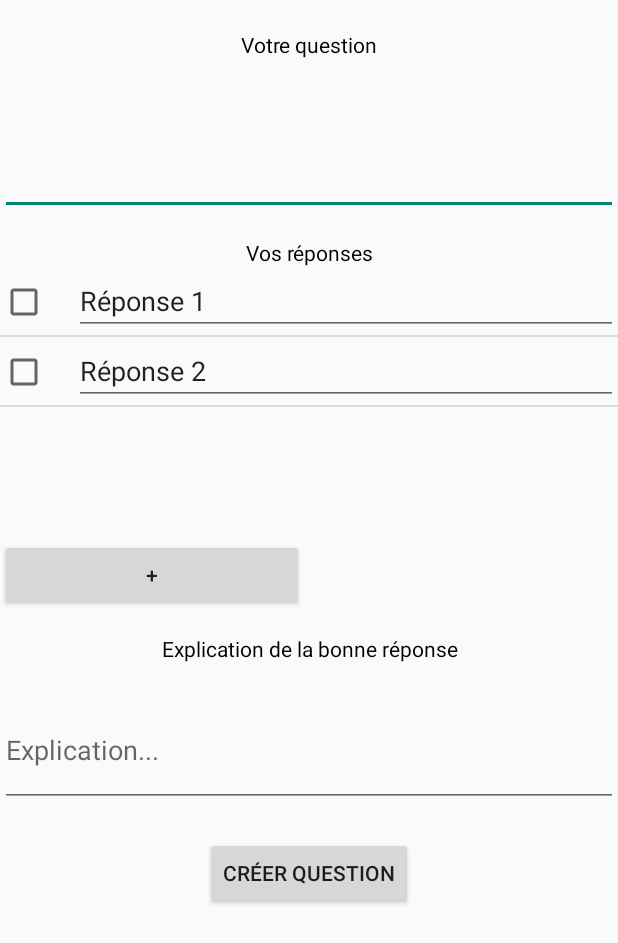
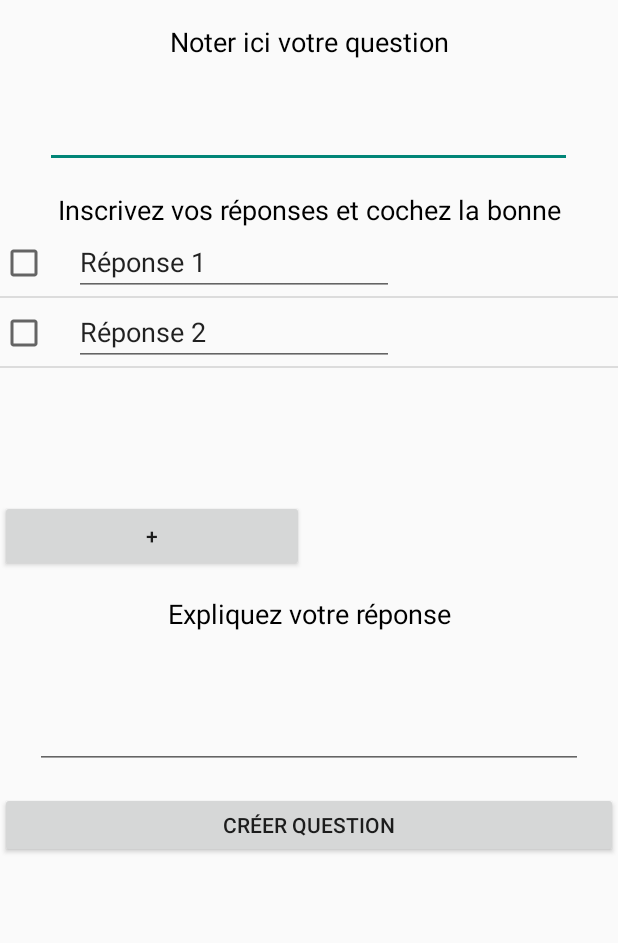
Before and after one commit to paretl/Top-Quizz, an Android app: the CreateQuestion screen opened directly, with no data from a screen before it, on a phone screen of 412 x 824 dp. Shown: the top 943 px of the screen. Run offline under Robolectric (Android 15) with nearby library versions, the phone set to English and light mode, and no system bars.

Commit message:
[LPT][sw_Question] Optimise code and view

```diff
--- a/app/src/main/res/layout/activity_create_question.xml
+++ b/app/src/main/res/layout/activity_create_question.xml
@@ -23,30 +23,31 @@
         android:layout_alignParentStart="true">
 
         <TextView
-            android:text="Votre question"
+            android:text="Noter ici votre question"
             android:layout_width="match_parent"
             android:layout_height="wrap_content"
             android:id="@+id/textView4"
             android:textAlignment="center"
-            android:textSize="14sp"
-            android:layout_marginTop="20dp"
+            android:textSize="18sp"
+            android:layout_marginTop="15dp"
             android:textColor="@android:color/background_dark" />
 
         <EditText
-            android:layout_width="match_parent"
-            android:layout_height="104dp"
-            android:inputType="textPersonName"
+            android:layout_width="351dp"
+            android:layout_height="72dp"
+            android:inputType="textMultiLine"
             android:ems="10"
             android:id="@+id/questionLabel"
-            android:selectAllOnFocus="false" />
+            android:selectAllOnFocus="false"
+            android:gravity="top|left" />
 
         <TextView
-            android:text="Vos réponses"
+            android:text="Inscrivez vos réponses et cochez la bonne"
             android:layout_width="match_parent"
             android:layout_height="wrap_content"
             android:id="@+id/textView5"
             android:textAlignment="center"
-            android:textSize="14sp"
+            android:textSize="18sp"
             android:layout_marginTop="15dp"
             android:textColor="@android:color/background_dark" />
 
@@ -57,7 +58,7 @@
             android:id="@+id/reponsesLayout">
 
             <ListView
-                android:layout_width="match_parent"
+                android:layout_width="wrap_content"
                 android:id="@+id/listView"
                 android:layout_height="181dp" />
 
@@ -86,44 +87,33 @@
 
         </LinearLayout>
 
-        <LinearLayout
-            android:orientation="vertical"
+        <TextView
+            android:text="Expliquez votre réponse"
             android:layout_width="match_parent"
-            android:layout_height="match_parent">
-
-            <TextView
-                android:text="Explication de la bonne réponse"
-                android:layout_width="match_parent"
-                android:layout_height="match_parent"
+            android:layout_height="wrap_content"
             android:id="@+id/textView6"
             android:textColor="@android:color/background_dark"
             android:textAlignment="center"
             android:layout_marginTop="15dp"
-                android:layout_weight="1.17" />
+            android:textSize="18sp" />
 
         <EditText
-                android:layout_width="match_parent"
+            android:layout_width="365dp"
             android:layout_height="76dp"
-                android:inputType="textPersonName"
             android:ems="10"
-                android:id="@+id/explicationLabel"
-                android:hint="Explication..."
-                android:layout_marginTop="20dp" />
-        </LinearLayout>
-
-        <FrameLayout
-            android:layout_width="wrap_content"
-            android:layout_height="match_parent"
-            android:layout_weight="0.38"
-            android:elevation="1dp">
+            android:id="@+id/explanationLabel"
+            android:layout_marginTop="15dp"
+            android:textAlignment="viewStart"
+            android:gravity="top|left"
+            android:scrollHorizontally="false"
+            android:inputType="textMultiLine" />
 
         <Button
             android:text="Créer question"
-                android:layout_width="wrap_content"
-                android:layout_height="wrap_content"
+            android:layout_width="match_parent"
+            android:layout_height="44dp"
             android:id="@+id/validQuestion"
-                android:layout_marginTop="20dp" />
-        </FrameLayout>
+            android:layout_marginTop="15dp" />
 
     </LinearLayout>
 
```
Also changed, not shown: app/src/main/java/cpe/top/quizz/CreateQuestion.java (+55 -33 lines). Lines whose indentation alone changed are shown as unchanged.
